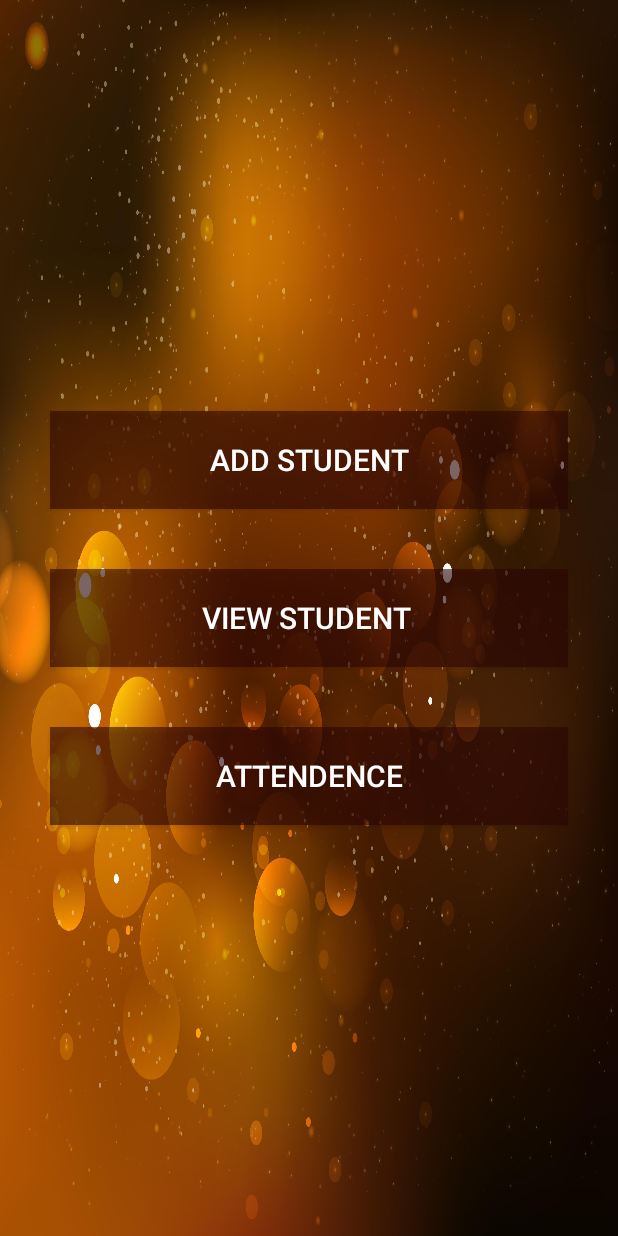
After one commit to ProttoyRoy001/Smart-Attendence, an Android app: the Main2 screen opened directly, with no data from a screen before it, on a phone screen of 412 x 824 dp. The commit adds this screen. Run offline under Robolectric (Android 15) with nearby library versions, the phone set to English and light mode, and no system bars.

Commit message:
Start(java)

```diff
--- a/app/src/main/AndroidManifest.xml
+++ b/app/src/main/AndroidManifest.xml
@@ -9,7 +9,8 @@
         android:roundIcon="@mipmap/ic_launcher_round"
         android:supportsRtl="true"
         android:theme="@style/AppTheme">
-        <activity android:name=".Start"></activity>
+        <activity android:name=".Main2"></activity>
+        <activity android:name=".Start" />
         <activity android:name=".Login" />
         <activity android:name=".MainActivity">
             <intent-filter>
--- /dev/null
+++ b/app/src/main/java/com/example/smartattendence/Main2.java
@@ -0,0 +1,14 @@
+package com.example.smartattendence;
+
+import androidx.appcompat.app.AppCompatActivity;
+
+import android.os.Bundle;
+
+public class Main2 extends AppCompatActivity {
+
+    @Override
+    protected void onCreate(Bundle savedInstanceState) {
+        super.onCreate(savedInstanceState);
+        setContentView(R.layout.activity_main2);
+    }
+}
--- a/app/src/main/java/com/example/smartattendence/Start.java
+++ b/app/src/main/java/com/example/smartattendence/Start.java
@@ -2,13 +2,28 @@ package com.example.smartattendence;
 
 import androidx.appcompat.app.AppCompatActivity;
 
+import android.content.Intent;
 import android.os.Bundle;
+import android.view.View;
+import android.widget.Button;
 
-public class Start extends AppCompatActivity {
+public class Start<Button> extends AppCompatActivity {
+
+    private View button;
 
     @Override
     protected void onCreate(Bundle savedInstanceState) {
         super.onCreate(savedInstanceState);
         setContentView(R.layout.activity_start);
+
+        button = (View) findViewById(R.id.startId);
+        button.setOnClickListener(new View.OnClickListener() {
+            @Override
+            public void onClick(View v) {
+
+                Intent intent = new Intent(Start.this,Main2.class);
+                startActivity(intent);
+            }
+        });
     }
 }
--- /dev/null
+++ b/app/src/main/res/layout/activity_main2.xml
@@ -0,0 +1,43 @@
+<?xml version="1.0" encoding="utf-8"?>
+<LinearLayout xmlns:android="http://schemas.android.com/apk/res/android"
+    xmlns:app="http://schemas.android.com/apk/res-auto"
+    xmlns:tools="http://schemas.android.com/tools"
+    android:layout_width="match_parent"
+    android:layout_height="match_parent"
+    android:gravity="center"
+    android:background="@drawable/main2background"
+    android:orientation="vertical"
+    tools:context=".Main2">
+
+
+    <Button
+        android:id="@+id/addstuddentId"
+        android:layout_width="345dp"
+        android:layout_height="65dp"
+        android:layout_margin="20dp"
+        android:background="#8F2C0505"
+        android:text="Add Student"
+        android:textColor="#FFFFFF"
+        android:textSize="20dp" />
+
+    <Button
+        android:id="@+id/viewstudentId"
+        android:layout_margin="20dp"
+        android:layout_width="345dp"
+        android:layout_height="65dp"
+        android:background="#8F2C0505"
+        android:textColor="#FFFFFF"
+        android:textSize="20dp"
+        android:text="View Student " />
+
+    <Button
+        android:id="@+id/attendenceId"
+        android:layout_width="345dp"
+        android:layout_height="65dp"
+        android:layout_margin="20dp"
+        android:background="#8F2B0404"
+        android:text="Attendence"
+        android:textColor="#FFFFFF"
+        android:textSize="20dp" />
+
+</LinearLayout>
--- a/app/src/main/res/layout/activity_start.xml
+++ b/app/src/main/res/layout/activity_start.xml
@@ -16,7 +16,6 @@
         android:lineSpacingExtra="10sp"
         android:text="Start"
         android:textSize="20dp"
-
         android:textColor="#FFFFFF"
         android:textStyle="bold" />
 </LinearLayout>
```
Also changed, not shown: app/src/main/res/drawable/main2background.jpg (added).
